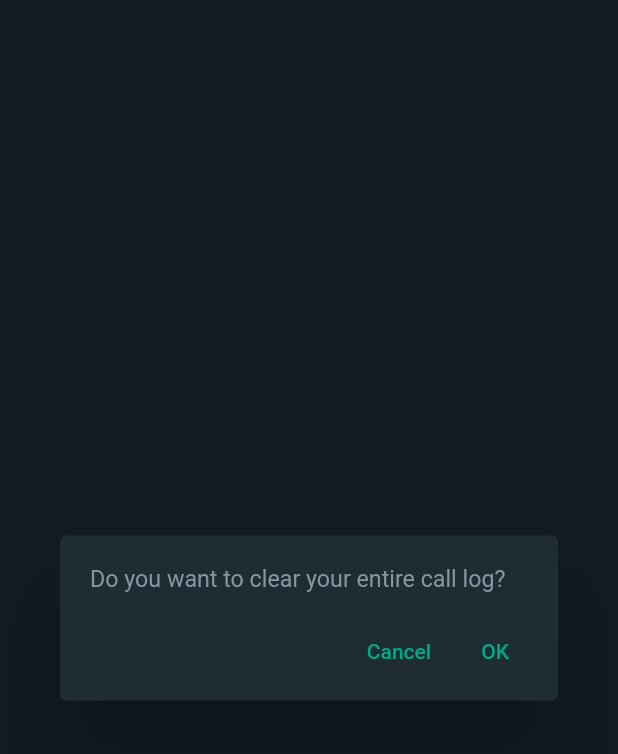
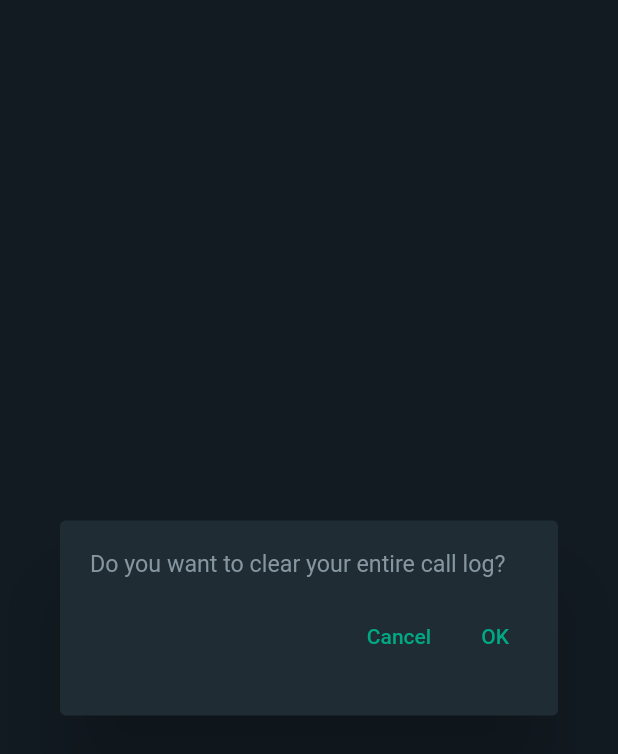
Before and after one commit to CodingHashira/whatsapp-android-ui-clone, a Flutter app: the ClearCallLogsDialog widget shown alone on an empty page, opened directly, on a phone screen of 412 x 824 dp. Shown: the top 754 px of the screen. Run offline on Flutter 3.47's test engine with Material 2 defaults, Android fonts, the phone set to English and light mode, and no system bars; our stand-ins replace feather_icons, flutter_chat_bubble, percent_indicator.

Commit message:
Fix clear_call_logs.dart, overflow

```diff
--- a/lib/alert_dialogs/clear_call_logs.dart
+++ b/lib/alert_dialogs/clear_call_logs.dart
@@ -17,7 +17,7 @@ class ClearCallLogsDialog extends StatelessWidget {
       contentPadding:
           const EdgeInsets.symmetric(horizontal: 10.0, vertical: 5.0),
       content: SizedBox(
-        height: 100.0,
+        height: 120.0,
         width: screenWidth,
         child: Column(
           crossAxisAlignment: CrossAxisAlignment.start,
```
